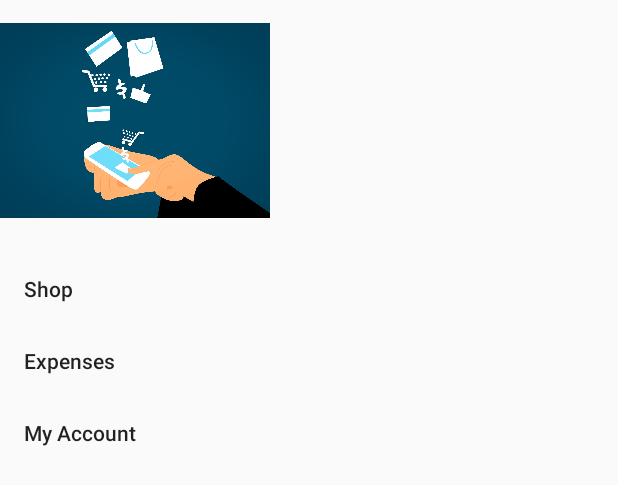
After one commit to Ruth-Mwangi/Check-Me-Out, an Android app: the layout activity_navigation.xml on its own in the app's theme, with its tools: preview values and no code run, on a phone screen of 412 x 824 dp. The commit adds this screen. Shown: the top 485 px of the screen. Run offline under Robolectric (Android 15) with nearby library versions, the phone set to English and light mode, and no system bars; Roboto replaces fonts that are not available here.

Commit message:
Created menu item and header item for the navigation drawer

```diff
--- /dev/null
+++ b/app/src/main/res/layout/activity_navigation.xml
@@ -0,0 +1,33 @@
+<?xml version="1.0" encoding="utf-8"?>
+<androidx.drawerlayout.widget.DrawerLayout xmlns:android="http://schemas.android.com/apk/res/android"
+    xmlns:app="http://schemas.android.com/apk/res-auto"
+    android:id="@+id/activity_main"
+    android:layout_width="match_parent"
+    android:layout_height="match_parent">
+
+    <RelativeLayout
+        android:layout_width="match_parent"
+        android:layout_height="match_parent">
+
+
+        <TextView
+            android:id="@+id/textView"
+            android:layout_width="wrap_content"
+            android:layout_height="wrap_content"
+            android:layout_marginLeft="130dp"
+            android:layout_marginTop="200dp"
+            android:text="Main"
+            android:textSize="50dp" />
+
+        <com.google.android.material.navigation.NavigationView
+            android:id="@+id/nv"
+            android:layout_width="match_parent"
+            android:layout_height="match_parent"
+            app:headerLayout="@layout/nav_header"
+            app:menu="@menu/navigation_menu" />
+
+
+    </RelativeLayout>
+
+
+</androidx.drawerlayout.widget.DrawerLayout>
--- a/app/src/main/res/values/strings.xml
+++ b/app/src/main/res/values/strings.xml
@@ -1,3 +1,5 @@
 <resources>
     <string name="app_name">CheckMeOut</string>
+    <string name="navigation_drawer_open">Open navigation drawer</string>
+    <string name="navigation_drawer_close">Close navigation drawer</string>
 </resources>
```
Also changed, not shown: app/src/main/java/com/ruth/checkmeout/MainActivity.java (+15 -0 lines), app/src/main/res/layout/activity_main.xml (+0 -11 lines).
